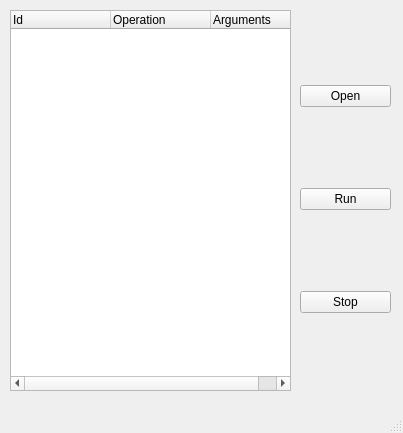
This is lib/gui/Main.ui in skyclad0x7b7/Pacro as Qt 5 draws it before an edit. The edited form follows.
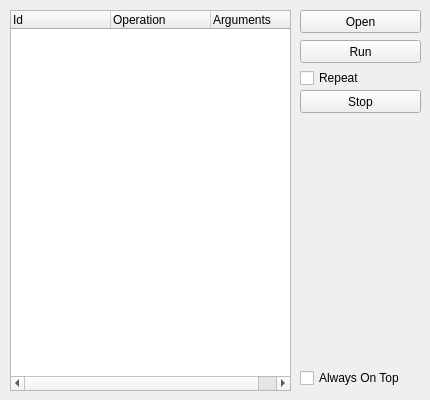
This is the edited form.

Commit message: Always on top

What changed in the file:
```diff
--- a/lib/gui/Main.ui
+++ b/lib/gui/Main.ui
@@ -9,16 +9,31 @@
    <rect>
     <x>0</x>
     <y>0</y>
-    <width>403</width>
-    <height>433</height>
+    <width>430</width>
+    <height>400</height>
    </rect>
   </property>
+  <property name="sizePolicy">
+   <sizepolicy hsizetype="Fixed" vsizetype="Fixed">
+    <horstretch>0</horstretch>
+    <verstretch>0</verstretch>
+   </sizepolicy>
+  </property>
   <property name="windowTitle">
    <string>Pacro</string>
   </property>
   <property name="animated">
    <bool>true</bool>
   </property>
+  <property name="documentMode">
+   <bool>true</bool>
+  </property>
+  <property name="tabShape">
+   <enum>QTabWidget::Rounded</enum>
+  </property>
+  <property name="dockOptions">
+   <set>QMainWindow::AllowTabbedDocks|QMainWindow::AnimatedDocks</set>
+  </property>
   <widget class="QWidget" name="centralwidget">
    <widget class="QTreeWidget" name="list_script">
     <property name="geometry">
@@ -45,51 +60,72 @@
      </property>
     </column>
    </widget>
-   <widget class="QWidget" name="verticalLayoutWidget">
-    <property name="geometry">
-     <rect>
-      <x>300</x>
-      <y>10</y>
-      <width>91</width>
-      <height>381</height>
-     </rect>
-    </property>
-    <layout class="QVBoxLayout" name="verticalLayout">
-     <item>
       <widget class="QPushButton" name="button_open">
+    <property name="geometry">
+     <rect>
+      <x>300</x>
+      <y>10</y>
+      <width>121</width>
+      <height>23</height>
+     </rect>
+    </property>
        <property name="text">
         <string>Open</string>
        </property>
       </widget>
-     </item>
-     <item>
       <widget class="QPushButton" name="button_run">
+    <property name="geometry">
+     <rect>
+      <x>300</x>
+      <y>40</y>
+      <width>121</width>
+      <height>23</height>
+     </rect>
+    </property>
        <property name="text">
         <string>Run</string>
        </property>
       </widget>
-     </item>
-     <item>
       <widget class="QPushButton" name="button_stop">
+    <property name="geometry">
+     <rect>
+      <x>300</x>
+      <y>90</y>
+      <width>121</width>
+      <height>23</height>
+     </rect>
+    </property>
        <property name="text">
         <string>Stop</string>
        </property>
       </widget>
-     </item>
-    </layout>
+   <widget class="QCheckBox" name="checkbox_always_on_top">
+    <property name="geometry">
+     <rect>
+      <x>300</x>
+      <y>370</y>
+      <width>111</width>
+      <height>16</height>
+     </rect>
+    </property>
+    <property name="text">
+     <string>Always On Top</string>
+    </property>
    </widget>
-  </widget>
-  <widget class="QMenuBar" name="menubar">
+   <widget class="QCheckBox" name="checkbox_repeat">
    <property name="geometry">
     <rect>
-     <x>0</x>
-     <y>0</y>
-     <width>403</width>
-     <height>21</height>
-    </rect>
-   </property>
-  </widget>
-  <widget class="QStatusBar" name="statusbar"/>
+      <x>300</x>
+      <y>70</y>
+      <width>81</width>
+      <height>16</height>
+     </rect>
+    </property>
+    <property name="text">
+     <string>Repeat</string>
+    </property>
+   </widget>
+  </widget>
  </widget>
  <resources/>
  <connections/>
```
Lines whose indentation alone changed are shown as unchanged. The commit also changes 2 other files.
